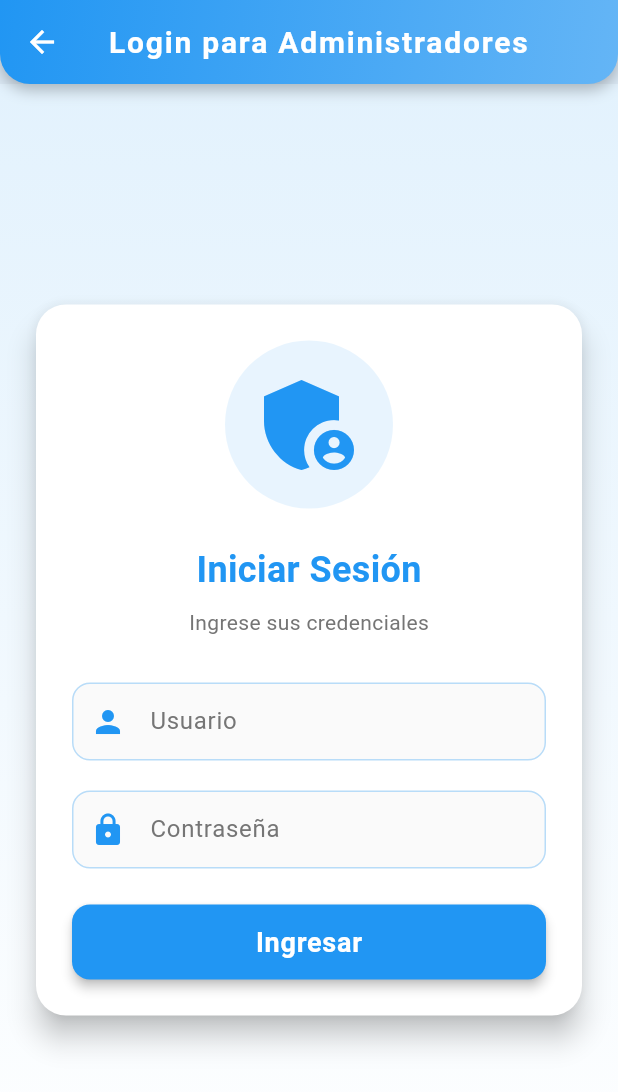
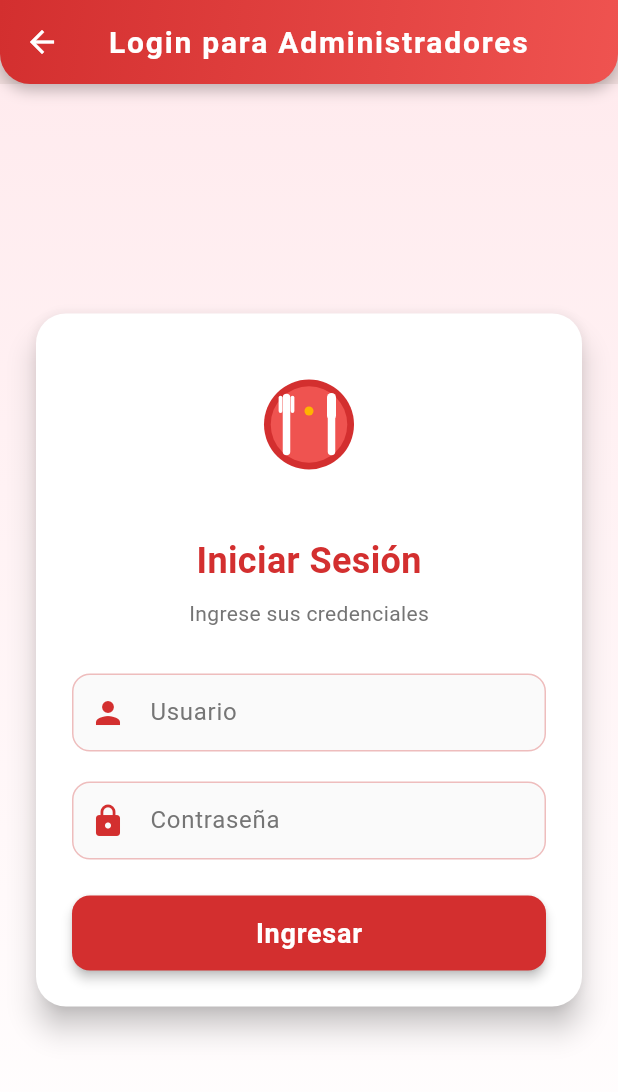
Before and after one commit to cristianchamorro/App_pedidos, a Flutter app: the screen it shows after launch, after a tap on "Ingresar como Administrador", on a phone screen of 412 x 824 dp. Shown: the top 1092 px of the screen. Run offline on Flutter 3.47's test engine with Material 3 defaults, Android fonts, the phone set to English and light mode, and no system bars; our stand-ins replace audioplayers, fl_chart, flutter_dotenv, font_awesome_flutter, geocoding, geolocator and 1 more; network calls fail.

Commit message:
Add restaurant theme colors and custom logo widget
Co-authored-by: cristianchamorro <17732871+cristianchamorro@users.noreply.github.com>

```diff
--- a/app_frontend/lib/pages/login_admin_page.dart
+++ b/app_frontend/lib/pages/login_admin_page.dart
@@ -1,6 +1,7 @@
 import 'package:flutter/material.dart';
 import '../api_service.dart';
 import '../theme/app_theme.dart';
+import '../widgets/app_logo.dart';
 
 class LoginAdminPage extends StatefulWidget {
   const LoginAdminPage({super.key});
@@ -142,17 +143,10 @@ class _LoginAdminPageState extends State<LoginAdminPage> {
                     child: Column(
                       mainAxisSize: MainAxisSize.min,
                       children: [
-                        Container(
-                          padding: const EdgeInsets.all(16),
-                          decoration: BoxDecoration(
-                            color: AppTheme.primary.withOpacity(0.1),
-                            shape: BoxShape.circle,
-                          ),
-                          child: const Icon(
-                            Icons.admin_panel_settings,
-                            size: 80,
-                            color: AppTheme.primary,
-                          ),
+                        const AppLogo(
+                          size: 100,
+                          backgroundColor: null,
+                          showCircleBackground: false,
                         ),
                         const SizedBox(height: 24),
                         const Text(
--- a/app_frontend/lib/pages/login_choice_page.dart
+++ b/app_frontend/lib/pages/login_choice_page.dart
@@ -2,6 +2,7 @@ import 'package:flutter/material.dart';
 import '../screens/location_screen.dart';
 import 'login_admin_page.dart';
 import '../theme/app_theme.dart';
+import '../widgets/app_logo.dart';
 
 class LoginChoicePage extends StatelessWidget {
   const LoginChoicePage({super.key});
@@ -45,25 +46,11 @@ class LoginChoicePage extends StatelessWidget {
           child: Column(
             mainAxisAlignment: MainAxisAlignment.center,
             children: [
-              // App Icon or Logo
-              Container(
-                padding: const EdgeInsets.all(20),
-                decoration: BoxDecoration(
-                  color: Colors.white,
-                  shape: BoxShape.circle,
-                  boxShadow: [
-                    BoxShadow(
-                      color: AppTheme.primary.withOpacity(0.3),
-                      blurRadius: 15,
-                      spreadRadius: 5,
-                    ),
-                  ],
-                ),
-                child: const Icon(
-                  Icons.restaurant_menu,
-                  size: 80,
-                  color: AppTheme.primary,
-                ),
+              // App Logo
+              const AppLogo(
+                size: 120,
+                backgroundColor: Colors.white,
+                showCircleBackground: true,
               ),
               const SizedBox(height: 40),
               const Text(
--- a/app_frontend/lib/theme/app_theme.dart
+++ b/app_frontend/lib/theme/app_theme.dart
@@ -1,28 +1,28 @@
 import 'package:flutter/material.dart';
 
 /// App Theme for Food Delivery Application
-/// Uses a light blue color scheme suitable for food ordering apps
+/// Uses warm colors representative of the local restaurant
 class AppTheme {
-  // Primary Colors - Light Blue Theme
-  static const Color primary = Color(0xFF2196F3); // Blue 500
-  static const Color primaryLight = Color(0xFF64B5F6); // Blue 300
-  static const Color primaryDark = Color(0xFF1976D2); // Blue 700
-  static const Color primaryVeryLight = Color(0xFFE3F2FD); // Blue 50
+  // Primary Colors - Warm Red Theme (typical for restaurants/food businesses)
+  static const Color primary = Color(0xFFD32F2F); // Deep Red
+  static const Color primaryLight = Color(0xFFEF5350); // Light Red
+  static const Color primaryDark = Color(0xFFC62828); // Dark Red
+  static const Color primaryVeryLight = Color(0xFFFFEBEE); // Very Light Red
 
-  // Secondary Colors - Complementary Orange for food-related actions
-  static const Color secondary = Color(0xFFFF9800); // Orange 500
-  static const Color secondaryLight = Color(0xFFFFB74D); // Orange 300
-  static const Color secondaryDark = Color(0xFFF57C00); // Orange 700
+  // Secondary Colors - Warm Orange/Yellow for food-related actions
+  static const Color secondary = Color(0xFFFFA726); // Warm Orange
+  static const Color secondaryLight = Color(0xFFFFB74D); // Light Orange
+  static const Color secondaryDark = Color(0xFFF57C00); // Dark Orange
 
-  // Accent Colors
-  static const Color accent = Color(0xFF00BCD4); // Cyan 500
-  static const Color accentLight = Color(0xFF4DD0E1); // Cyan 300
+  // Accent Colors - Golden/Yellow for highlights
+  static const Color accent = Color(0xFFFFB300); // Amber/Golden
+  static const Color accentLight = Color(0xFFFFCA28); // Light Amber
 
   // Status Colors
   static const Color success = Color(0xFF4CAF50); // Green 500
-  static const Color warning = Color(0xFFFF9800); // Orange 500
-  static const Color error = Color(0xFFF44336); // Red 500
-  static const Color info = Color(0xFF2196F3); // Blue 500
+  static const Color warning = Color(0xFFFFA726); // Warm Orange
+  static const Color error = Color(0xFFD32F2F); // Red (matching primary)
+  static const Color info = Color(0xFFFFB300); // Golden (matching accent)
 
   // Neutral Colors
   static const Color background = Color(0xFFF5F5F5); // Grey 100
--- /dev/null
+++ b/app_frontend/lib/widgets/app_logo.dart
@@ -0,0 +1,134 @@
+import 'package:flutter/material.dart';
+import '../theme/app_theme.dart';
+
+/// Custom Logo Widget for the Restaurant App
+/// This widget displays a custom-drawn logo that scales perfectly
+/// and matches the app theme colors.
+///
+/// Can be replaced with an Image widget if a custom logo file is provided.
+class AppLogo extends StatelessWidget {
+  final double size;
+  final Color? backgroundColor;
+  final bool showCircleBackground;
+
+  const AppLogo({
+    super.key,
+    this.size = 120,
+    this.backgroundColor,
+    this.showCircleBackground = true,
+  });
+
+  @override
+  Widget build(BuildContext context) {
+    // If you have a custom logo image, uncomment this and comment out the CustomPaint:
+    // return Image.asset(
+    //   'assets/images/logo.png',
+    //   width: size,
+    //   height: size,
+    // );
+
+    // For now, we use a custom-drawn logo
+    return Container(
+      width: size,
+      height: size,
+      decoration: showCircleBackground
+          ? BoxDecoration(
+              color: backgroundColor ?? Colors.white,
+              shape: BoxShape.circle,
+              boxShadow: [
+                BoxShadow(
+                  color: AppTheme.primary.withOpacity(0.3),
+                  blurRadius: 15,
+                  spreadRadius: 5,
+                ),
+              ],
+            )
+          : null,
+      child: CustomPaint(
+        size: Size(size, size),
+        painter: _LogoPainter(),
+      ),
+    );
+  }
+}
+
+/// Custom painter for the restaurant logo
+/// Draws a stylized restaurant icon with fork, knife, and plate
+class _LogoPainter extends CustomPainter {
+  @override
+  void paint(Canvas canvas, Size size) {
+    final paint = Paint()
+      ..style = PaintingStyle.fill
+      ..strokeCap = StrokeCap.round;
+
+    final center = Offset(size.width / 2, size.height / 2);
+    final radius = size.width / 2;
+
+    // Draw the main circle/plate (60% of size)
+    final plateRadius = radius * 0.6;
+    paint.color = AppTheme.primary;
+    canvas.drawCircle(center, plateRadius, paint);
+
+    // Draw inner plate circle (lighter)
+    final innerPlateRadius = plateRadius * 0.85;
+    paint.color = AppTheme.primaryLight;
+    canvas.drawCircle(center, innerPlateRadius, paint);
+
+    // Draw utensils in white
+    paint.color = Colors.white;
+    paint.style = PaintingStyle.stroke;
+    paint.strokeWidth = size.width * 0.05;
+
+    // Fork (left side)
+    final forkX = center.dx - plateRadius * 0.5;
+    final utensilTop = center.dy - plateRadius * 0.6;
+    final utensilBottom = center.dy + plateRadius * 0.6;
+
+    // Fork handle
+    canvas.drawLine(
+      Offset(forkX, utensilTop),
+      Offset(forkX, utensilBottom),
+      paint,
+    );
+
+    // Fork prongs
+    paint.strokeWidth = size.width * 0.025;
+    final prongSpacing = size.width * 0.04;
+    for (int i = -1; i <= 1; i++) {
+      canvas.drawLine(
+        Offset(forkX + (i * prongSpacing), utensilTop),
+        Offset(forkX + (i * prongSpacing), utensilTop + plateRadius * 0.3),
+        paint,
+      );
+    }
+
+    // Knife (right side)
+    paint.strokeWidth = size.width * 0.05;
+    final knifeX = center.dx + plateRadius * 0.5;
+    canvas.drawLine(
+      Offset(knifeX, utensilTop),
+      Offset(knifeX, utensilBottom),
+      paint,
+    );
+
+    // Knife blade (top part, slightly wider)
+    paint.strokeWidth = size.width * 0.06;
+    canvas.drawLine(
+      Offset(knifeX, utensilTop),
+      Offset(knifeX, utensilTop + plateRadius * 0.4),
+      paint,
+    );
+
+    // Add a small accent dot at the top center
+    paint.style = PaintingStyle.fill;
+    paint.color = AppTheme.accent;
+    canvas.drawCircle(
+      Offset(center.dx, center.dy - plateRadius * 0.3),
+      size.width * 0.03,
+      paint,
+    );
+  }
+
+  @override
+  bool shouldRepaint(covariant CustomPainter oldDelegate) => false;
+}
--- a/app_frontend/pubspec.yaml
+++ b/app_frontend/pubspec.yaml
@@ -35,3 +35,4 @@ flutter:
 
   assets:
     - assets/sounds/
+    - assets/images/
```
Also changed, not shown: 2 other files.
